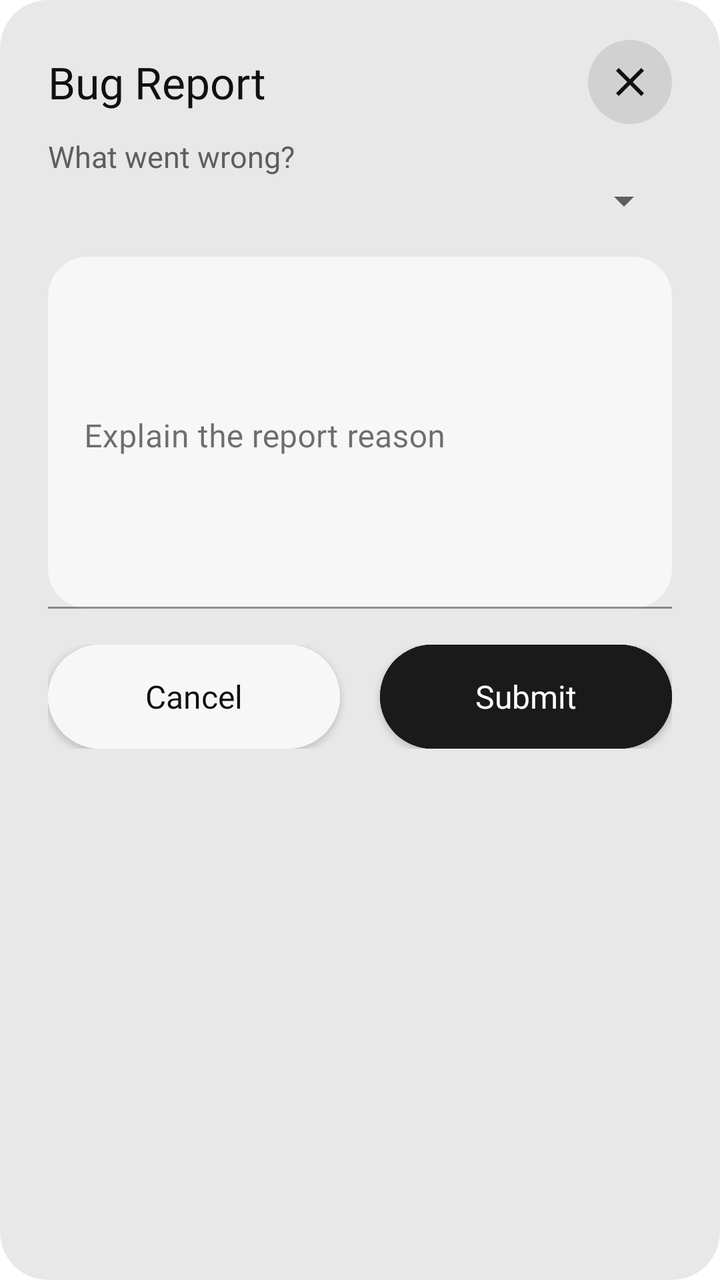
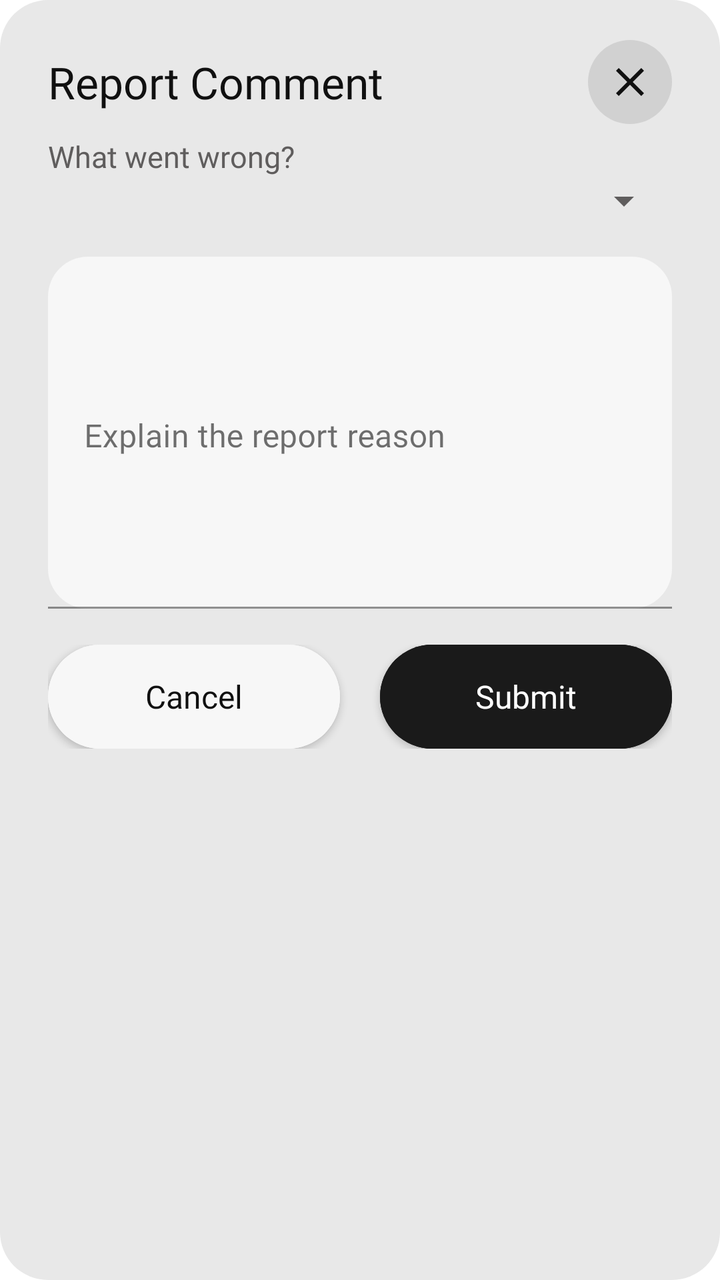

Two renders of the same Android screen: before a commit and after it. Below are the layout's source before the change and the commit's diff.
<!-- AndroidManifest.xml: application theme Theme.RateMyProfessor -->
<!-- res/layout/dialog_comment_report.xml -->
<?xml version="1.0" encoding="utf-8"?>
<LinearLayout xmlns:android="http://schemas.android.com/apk/res/android"
    xmlns:app="http://schemas.android.com/apk/res-auto"
    android:layout_width="match_parent"
    android:layout_height="wrap_content"
    android:background="@drawable/settings_dialog_background"
    android:orientation="vertical"
    android:paddingStart="24dp"
    android:paddingTop="20dp"
    android:paddingEnd="24dp"
    android:paddingBottom="22dp">

    <LinearLayout
        android:layout_width="match_parent"
        android:layout_height="wrap_content"
        android:gravity="center_vertical"
        android:orientation="horizontal">

        <TextView
            android:layout_width="0dp"
            android:layout_height="wrap_content"
            android:layout_weight="1"
            android:fontFamily="@font/inter_bold"
            android:text="@string/settings_bug_report"
            android:textColor="@color/text_primary"
            android:textSize="22sp" />

        <ImageButton
            android:id="@+id/bug_report_close"
            android:layout_width="42dp"
            android:layout_height="42dp"
            android:background="@drawable/settings_circle_button"
            android:contentDescription="@string/close"
            android:padding="12dp"
            android:src="@drawable/close_icon"
            app:tint="@color/icon_tint" />
    </LinearLayout>

    <TextView
        android:layout_width="match_parent"
        android:layout_height="wrap_content"
        android:layout_marginTop="6dp"
        android:fontFamily="@font/inter"
        android:text="@string/bug_report_prompt"
        android:textColor="@color/text_muted"
        android:textSize="15sp" />

    <Spinner
        android:id="@+id/report_reason"
        android:layout_width="match_parent"
        android:layout_height="wrap_content" />

    <com.google.android.material.textfield.TextInputLayout
        android:id="@+id/bug_report_input_layout"
        android:layout_width="match_parent"
        android:layout_height="wrap_content"
        android:layout_marginTop="16dp"
        android:hint="@string/comment_report_hint"
        app:boxBackgroundColor="@color/surface_container_low"
        app:boxBackgroundMode="filled"
        app:boxCornerRadiusBottomEnd="20dp"
        app:boxCornerRadiusBottomStart="20dp"
        app:boxCornerRadiusTopEnd="20dp"
        app:boxCornerRadiusTopStart="20dp"
        app:boxStrokeColor="@color/outline"
        app:errorTextColor="@color/danger"
        app:hintTextColor="@color/text_muted">

        <com.google.android.material.textfield.TextInputEditText
            android:id="@+id/comment_report_input"
            android:layout_width="match_parent"
            android:layout_height="176dp"
            android:fontFamily="@font/inter"
            android:gravity="top|start"
            android:inputType="textMultiLine|textCapSentences"
            android:maxLines="8"
            android:paddingStart="18dp"
            android:paddingTop="18dp"
            android:paddingEnd="18dp"
            android:paddingBottom="18dp"
            android:textColor="@color/text_primary"
            android:textColorHint="@color/text_muted"
            android:textSize="16sp" />
    </com.google.android.material.textfield.TextInputLayout>

    <LinearLayout
        android:layout_width="match_parent"
        android:layout_height="52dp"
        android:layout_marginTop="18dp"
        android:orientation="horizontal">

        <com.google.android.material.button.MaterialButton
            android:id="@+id/bug_report_cancel"
            style="@style/text_style"
            android:layout_width="0dp"
            android:layout_height="match_parent"
            android:layout_marginEnd="10dp"
            android:layout_weight="1"
            android:backgroundTint="@color/surface_container_low"
            android:insetTop="0dp"
            android:insetBottom="0dp"
            android:letterSpacing="0"
            android:text="@string/cancel"
            android:textColor="@color/text_primary"
            android:textSize="16sp"
            app:cornerRadius="26dp" />

        <com.google.android.material.button.MaterialButton
            android:id="@+id/bug_report_submit"
            style="@style/text_style"
            android:layout_width="0dp"
            android:layout_height="match_parent"
            android:layout_marginStart="10dp"
            android:layout_weight="1"
            android:backgroundTint="@color/surface_inverse"
            android:insetTop="0dp"
            android:insetBottom="0dp"
            android:letterSpacing="0"
            android:text="@string/submit"
            android:textColor="@color/text_on_inverse"
            android:textSize="16sp"
            app:cornerRadius="26dp" />
    </LinearLayout>

</LinearLayout>
<!-- resources referenced by this layout -->
<resources>
  <color name="danger">#FFB3261E</color>
  <color name="icon_tint">#FF101010</color>
  <color name="outline">#FFC4C4C4</color>
  <color name="surface_container_low">#FFF7F7F7</color>
  <color name="surface_inverse">#FF1A1A1A</color>
  <color name="text_muted">#FF5F5D5D</color>
  <color name="text_on_inverse">#FFFFFFFF</color>
  <color name="text_primary">#FF101010</color>
  <!-- drawable close_icon (drawable) -->
  <?xml version="1.0" encoding="utf-8"?>
  <vector xmlns:android="http://schemas.android.com/apk/res/android"
      android:width="24dp"
      android:height="24dp"
      android:viewportWidth="24"
      android:viewportHeight="24">
      <path
          android:fillColor="@android:color/white"
          android:pathData="M6.4,5L12,10.6L17.6,5L19,6.4L13.4,12L19,17.6L17.6,19L12,13.4L6.4,19L5,17.6L10.6,12L5,6.4L6.4,5Z" />
  </vector>
  <!-- drawable settings_circle_button (drawable) -->
  <?xml version="1.0" encoding="utf-8"?>
  <shape xmlns:android="http://schemas.android.com/apk/res/android"
      android:shape="oval">
      <solid android:color="@color/circle_button_background" />
  </shape>
  <!-- drawable settings_dialog_background (drawable) -->
  <?xml version="1.0" encoding="utf-8"?>
  <shape xmlns:android="http://schemas.android.com/apk/res/android">
      <solid android:color="@color/surface_container" />
      <corners android:radius="24dp" />
  </shape>
  <string name="bug_report_prompt">What went wrong?</string>
  <string name="cancel">Cancel</string>
  <string name="close">Close</string>
  <string name="comment_report_hint">Explain the report reason</string>
  <string name="settings_bug_report">Bug Report</string>
  <string name="submit">Submit</string>
  <style name="text_style" parent="Widget.MaterialComponents.Button">
          <item name="android:fontFamily">@font/inter_bold</item>
          <item name="android:textAllCaps">false</item>
      </style>
  <style name="Theme.RateMyProfessor" parent="Theme.MaterialComponents.DayNight.NoActionBar">
          
          <item name="colorPrimary">@color/text_primary</item>
          <item name="colorPrimaryVariant">@color/text_primary</item>
          <item name="colorOnPrimary">@color/text_on_inverse</item>
          <item name="colorSecondary">@color/text_primary</item>
          <item name="colorSecondaryVariant">@color/text_primary</item>
          <item name="colorOnSecondary">@color/text_on_inverse</item>
  
          
          <item name="android:windowBackground">@color/surface</item>
          <item name="colorSurface">@color/surface_container</item>
          <item name="colorOnSurface">@color/text_primary</item>
          <item name="colorError">@color/danger</item>
          <item name="colorOnError">@color/text_on_inverse</item>
  
          <item name="android:textColorPrimary">@color/text_primary</item>
          <item name="android:textColorSecondary">@color/text_muted</item>
          <item name="android:textColorHint">@color/text_hint</item>
  
          
          <item name="android:statusBarColor">@android:color/transparent</item>
          <item name="android:navigationBarColor">@android:color/transparent</item>
      </style>
  <color name="circle_button_background">#1A101010</color>
  <color name="surface_container">#FFE8E8E8</color>
  <color name="surface">#FFFFFFFF</color>
  <color name="text_hint">#FF8A8A8A</color>
</resources>

<!-- the commit's change to res/layout/dialog_comment_report.xml (unified diff, before → after) -->
@@ -21,7 +21,7 @@
             android:layout_height="wrap_content"
             android:layout_weight="1"
             android:fontFamily="@font/inter_bold"
-            android:text="@string/settings_bug_report"
+            android:text="@string/comments_report"
             android:textColor="@color/text_primary"
             android:textSize="22sp" />
 
<!-- resource entries referenced after the edit -->
@@ -35,7 +35,7 @@
   <string name="cancel">Cancel</string>
   <string name="close">Close</string>
   <string name="comment_report_hint">Explain the report reason</string>
-  <string name="settings_bug_report">Bug Report</string>
+  <string name="comments_report">Report Comment</string>
   <string name="submit">Submit</string>
   <style name="text_style" parent="Widget.MaterialComponents.Button">
           <item name="android:fontFamily">@font/inter_bold</item>
